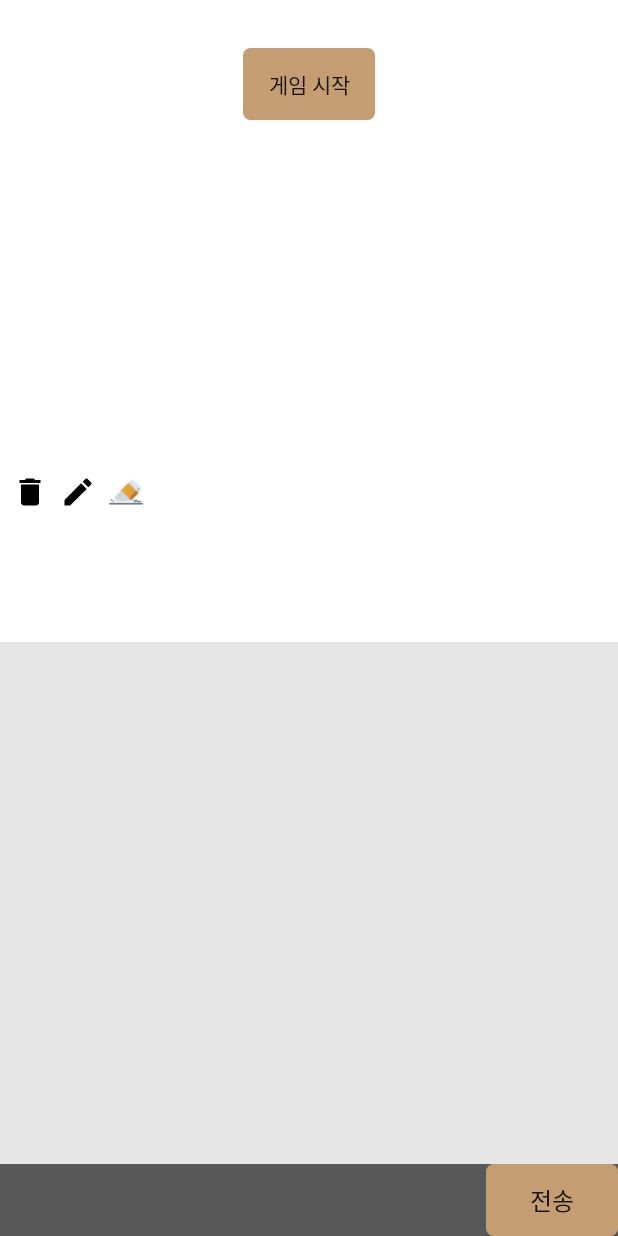
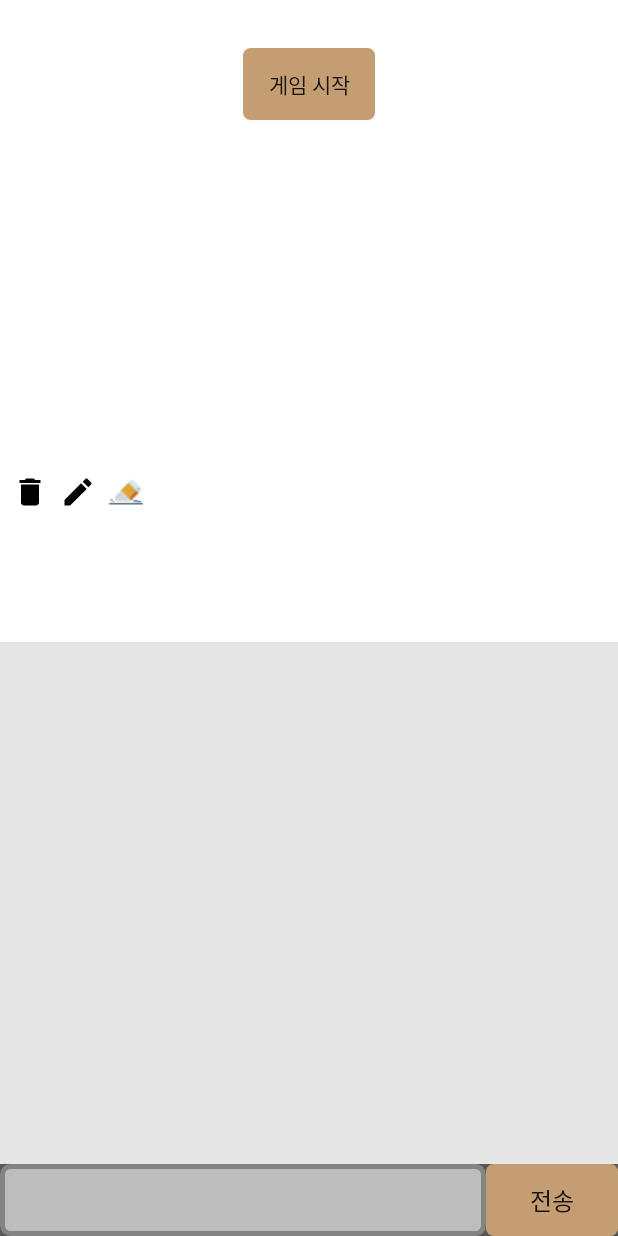
Before and after one commit to GGE2/Macha, an Android app: the RoomActivity screen opened directly, with no data from a screen before it, on a phone screen of 412 x 824 dp. Run offline under Robolectric (Android 15) with nearby library versions, the phone set to English and light mode, and no system bars; our stand-ins replace Firebase (no records; nobody signed in at launch, a user with empty details on screens opened directly); libraries missing offline, so code that uses them is left out: ua.naiksoftware.stomp; pictures from the network do not load; Roboto replaces fonts that are not available here; 10 statements that could not run were skipped.

Commit message:
채팅창 edit 수

```diff
--- a/app/src/main/res/layout/activity_room.xml
+++ b/app/src/main/res/layout/activity_room.xml
@@ -73,13 +73,14 @@
             android:id="@+id/room_chat_edit_text"
             android:layout_width="0dp"
             android:layout_height="0dp"
-            android:background="@drawable/alert_room_edit_btn_radius"
+            android:background="@drawable/item_edit_text"
             android:textColor="#6E6E6E"
             android:textSize="12sp"
             android:fontFamily="@font/do_hyeon"
             android:ems="10"
             android:inputType="text"
             app:layout_constraintBottom_toBottomOf="parent"
+            app:layout_constraintTop_toTopOf="@id/room_chat_send_button"
             app:layout_constraintRight_toLeftOf="@id/room_chat_send_button"
             app:layout_constraintLeft_toLeftOf="parent"/>
         <androidx.appcompat.widget.AppCompatButton
```
